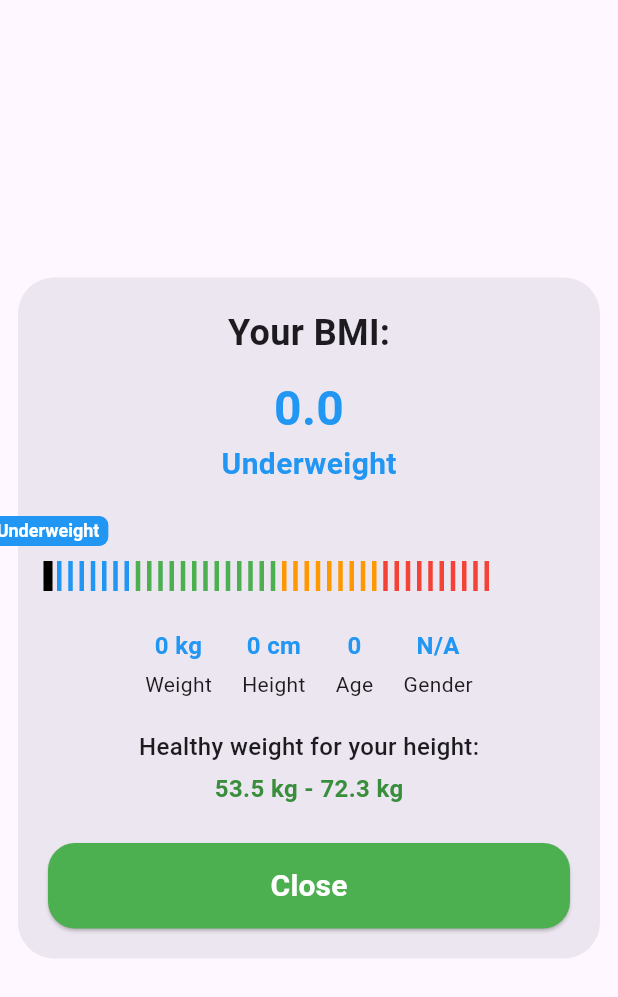
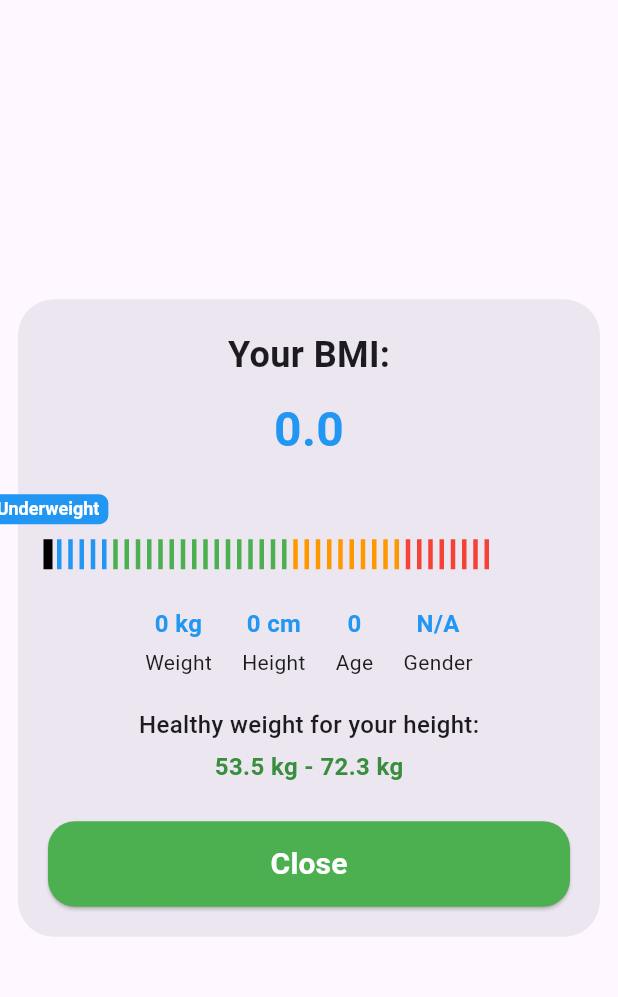
Before and after one commit to MrMurmu/BMI_CALCULATOR, a Flutter app: the BmiResult widget shown alone on an empty page, opened directly with empty values, on a phone screen of 412 x 824 dp. Shown: the top 997 px of the screen. Run offline on Flutter 3.47's test engine with Material 3 defaults, Android fonts, the phone set to English and light mode, and no system bars.

Commit message:
bmi calculator

```diff
--- a/bmi_calculator/lib/bmi_result.dart
+++ b/bmi_calculator/lib/bmi_result.dart
@@ -67,14 +67,14 @@ class BmiResult extends StatelessWidget {
                   color: color,
                 ),
               ),
-              Text(
-                label,
-                style: TextStyle(
-                  fontSize: 20,
-                  fontWeight: FontWeight.w600,
-                  color: color,
-                ),
-              ),
+              // Text(
+              //   label,
+              //   style: TextStyle(
+              //     fontSize: 20,
+              //     fontWeight: FontWeight.w600,
+              //     color: color,
+              //   ),
+              // ),
               const SizedBox(height: 20),
 
               // BMI Ruler
--- a/bmi_calculator/lib/bmi_result_ruler_painter.dart
+++ b/bmi_calculator/lib/bmi_result_ruler_painter.dart
@@ -19,9 +19,9 @@ class BmiResultRulerPainter extends CustomPainter {
       ..strokeWidth = 6;
 
     Color getColorForTick(int index) {
-      if (index < 8) return Colors.blue;       // Underweight
-      if (index < 21) return Colors.green;     // Normal
-      if (index < 30) return Colors.orange;    // Overweight
+      if (index < 6) return Colors.blue;       // Underweight
+      if (index < 22) return Colors.green;     // Normal
+      if (index < 32) return Colors.orange;    // Overweight
       return Colors.red;                        // Obese
     }
 
@@ -51,13 +51,13 @@ class BmiResultRulerPainter extends CustomPainter {
     String label = "";
     Color labelColor = Colors.green;
 
-    if (currentTickIndex < 8) {
+    if (currentTickIndex < 6) {
       label = "Underweight";
       labelColor = Colors.blue;
-    } else if (currentTickIndex < 21) {
+    } else if (currentTickIndex < 22) {
       label = "Normal";
       labelColor = Colors.green;
-    } else if (currentTickIndex < 30) {
+    } else if (currentTickIndex < 32) {
       label = "Overweight";
       labelColor = Colors.orange;
     } else {
```
Also changed, not shown: bmi_calculator/lib/bmi_calculate_screen.dart (+6 -3 lines).
